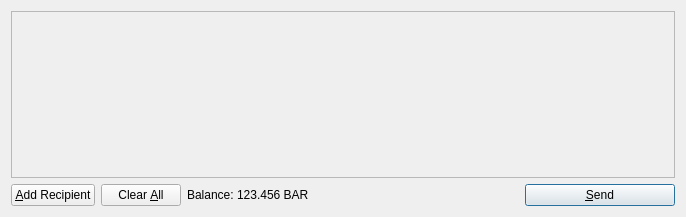
First picture: the form in src/qt/forms/sendcoinsdialog.ui, repository OrangeCoin/orangecoin, before the edit.
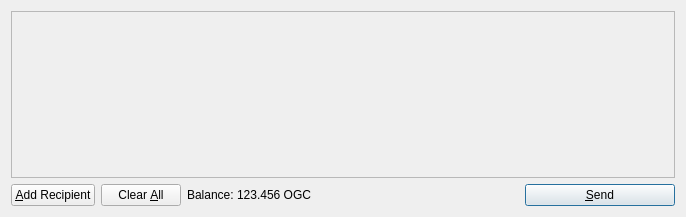
Second picture: the form after the edit. Icons and pictures are not drawn.

What changed in the file:
```diff
--- a/src/qt/forms/sendcoinsdialog.ui
+++ b/src/qt/forms/sendcoinsdialog.ui
@@ -119,7 +119,7 @@
           <cursorShape>IBeamCursor</cursorShape>
          </property>
          <property name="text">
-          <string>123.456 BAR</string>
+          <string>123.456 OGC</string>
          </property>
          <property name="textInteractionFlags">
           <set>Qt::LinksAccessibleByMouse|Qt::TextSelectableByKeyboard|Qt::TextSelectableByMouse</set>
```
